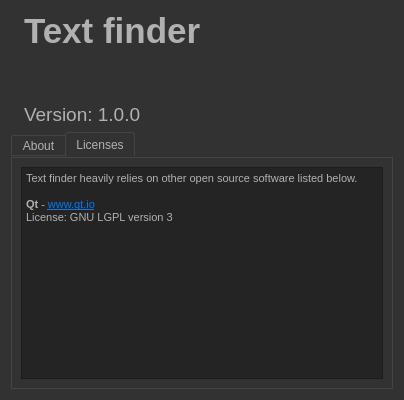
Above: about.ui from Paikerite/Text-finder before the change. Below: the same form after it.
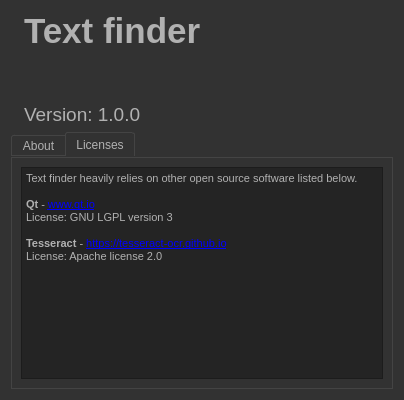
That is the form after the change. Icons and pictures are not drawn.

Patch:
```diff
--- a/about.ui
+++ b/about.ui
@@ -656,8 +656,11 @@
 &lt;/style&gt;&lt;/head&gt;&lt;body style=&quot; font-family:'MS Shell Dlg 2'; font-size:8.25pt; font-weight:400; font-style:normal;&quot;&gt;
 &lt;p style=&quot; margin-top:0px; margin-bottom:0px; margin-left:0px; margin-right:0px; -qt-block-indent:0; text-indent:0px;&quot;&gt;&lt;span style=&quot; font-size:8pt;&quot;&gt;Text finder heavily relies on other open source software listed below.&lt;/span&gt;&lt;/p&gt;
 &lt;p style=&quot;-qt-paragraph-type:empty; margin-top:0px; margin-bottom:0px; margin-left:0px; margin-right:0px; -qt-block-indent:0; text-indent:0px; font-size:8pt;&quot;&gt;&lt;br /&gt;&lt;/p&gt;
-&lt;p style=&quot; margin-top:0px; margin-bottom:0px; margin-left:0px; margin-right:0px; -qt-block-indent:0; text-indent:0px;&quot;&gt;&lt;span style=&quot; font-weight:600;&quot;&gt;Qt&lt;/span&gt; - &lt;a href=&quot;https://www.qt.io/&quot;&gt;&lt;span style=&quot; text-decoration: underline; color:#007af4;&quot;&gt;www.qt.io&lt;/span&gt;&lt;/a&gt;&lt;br /&gt;License: GNU LGPL version 3 &lt;/p&gt;
-&lt;p style=&quot;-qt-paragraph-type:empty; margin-top:0px; margin-bottom:0px; margin-left:0px; margin-right:0px; -qt-block-indent:0; text-indent:0px;&quot;&gt;&lt;br /&gt;&lt;/p&gt;&lt;/body&gt;&lt;/html&gt;</string>
+&lt;p style=&quot; margin-top:0px; margin-bottom:0px; margin-left:0px; margin-right:0px; -qt-block-indent:0; text-indent:0px;&quot;&gt;&lt;span style=&quot; font-weight:600;&quot;&gt;Qt&lt;/span&gt; - &lt;a href=&quot;www.qt.io&quot;&gt;&lt;span style=&quot; font-size:8pt; text-decoration: underline; color:#0000ff;&quot;&gt;www.qt.io&lt;/span&gt;&lt;/a&gt;&lt;br /&gt;License: GNU LGPL version 3 &lt;/p&gt;
+&lt;p style=&quot;-qt-paragraph-type:empty; margin-top:0px; margin-bottom:0px; margin-left:0px; margin-right:0px; -qt-block-indent:0; text-indent:0px;&quot;&gt;&lt;br /&gt;&lt;/p&gt;
+&lt;p style=&quot; margin-top:0px; margin-bottom:0px; margin-left:0px; margin-right:0px; -qt-block-indent:0; text-indent:0px;&quot;&gt;&lt;span style=&quot; font-weight:600;&quot;&gt;Tesseract &lt;/span&gt;- &lt;a href=&quot;https://tesseract-ocr.github.io&quot;&gt;&lt;span style=&quot; font-size:8pt; text-decoration: underline; color:#0000ff;&quot;&gt;https://tesseract-ocr.github.io&lt;/span&gt;&lt;/a&gt;&lt;/p&gt;
+&lt;p style=&quot; margin-top:0px; margin-bottom:0px; margin-left:0px; margin-right:0px; -qt-block-indent:0; text-indent:0px;&quot;&gt;License: Apache license 2.0&lt;/p&gt;
+&lt;p style=&quot;-qt-paragraph-type:empty; margin-top:0px; margin-bottom:0px; margin-left:0px; margin-right:0px; -qt-block-indent:0; text-indent:0px; font-size:8pt; text-decoration: underline; color:#0000ff;&quot;&gt;&lt;br /&gt;&lt;/p&gt;&lt;/body&gt;&lt;/html&gt;</string>
          </property>
         </widget>
        </item>
```
